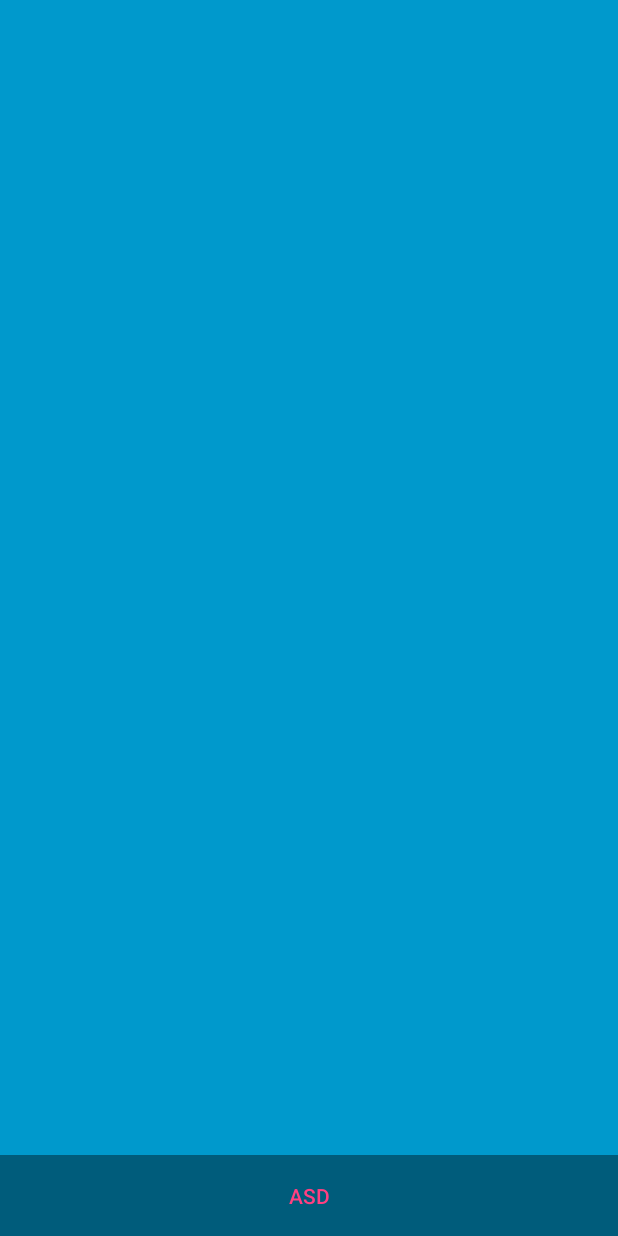
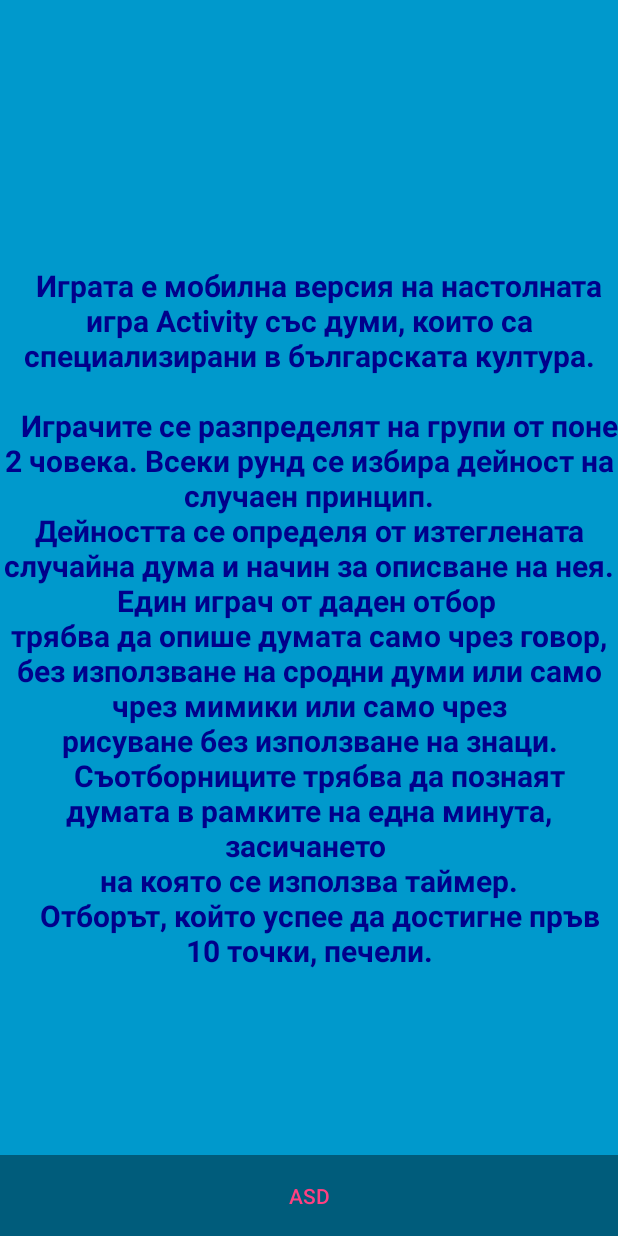
Before and after one commit to Odinex/guessBg, an Android app: the HelpAndRulesActivity screen opened directly, with no data from a screen before it, on a phone screen of 412 x 824 dp. Run offline under Robolectric (Android 15) with nearby library versions, the light colour scheme and no system bars.

Commit message:
FE: rules and asd added

```diff
--- a/app/src/main/java/com/kp/guessbg/activities/HelpAndRulesActivity.java
+++ b/app/src/main/java/com/kp/guessbg/activities/HelpAndRulesActivity.java
@@ -8,6 +8,7 @@ import android.os.Handler;
 import android.view.MotionEvent;
 import android.view.View;
 import android.widget.ImageButton;
+import android.widget.TextView;
 
 import com.kp.guessbg.R;
 
@@ -34,7 +35,7 @@ public class HelpAndRulesActivity extends AppCompatActivity {
      */
     private static final int UI_ANIMATION_DELAY = 300;
     private final Handler mHideHandler = new Handler();
-    private View mContentView;
+    private TextView mContentView;
     private final Runnable mHidePart2Runnable = new Runnable() {
         @SuppressLint("InlinedApi")
         @Override
@@ -92,7 +93,15 @@ public class HelpAndRulesActivity extends AppCompatActivity {
 
         mVisible = true;
         mContentView = findViewById(R.id.fullscreen_content);
-
+        mContentView.setText("\tИграта е мобилна версия на настолната игра Activity със думи, които са специализирани в българската култура.\n" +
+                "\n" +
+                "\tИграчите се разпределят на групи от поне 2 човека. Всеки рунд се избира дейност на случаен принцип.\n" +
+                "Дейността се определя от изтеглената случайна дума и начин за описване на нея. Един играч от даден отбор \n" +
+                "трябва да опише думата само чрез говор, без използване на сродни думи или само чрез мимики или само чрез\n" +
+                "рисуване без използване на знаци.\n" +
+                "\tСъотборниците трябва да познаят думата в рамките на една минута, засичането \n" +
+                "на която се използва таймер.\n" +
+                "\tОтборът, който успее да достигне пръв 10 точки, печели.");
 
         // Set up the user interaction to manually show or hide the system UI.
         mContentView.setOnClickListener(new View.OnClickListener() {
--- a/app/src/main/res/layout/activity_help_and_rules.xml
+++ b/app/src/main/res/layout/activity_help_and_rules.xml
@@ -13,7 +13,11 @@
         android:layout_width="match_parent"
         android:layout_height="match_parent"
         android:gravity="center"
-        android:keepScreenOn="true" />
+        android:keepScreenOn="true"
+        android:text="асд"
+        android:textColor="#00008B"
+        android:textSize="20sp"
+        android:textStyle="bold" />
 
     <!-- This FrameLayout insets its children based on system windows using
          android:fitsSystemWindows. -->
--- a/build.gradle
+++ b/build.gradle
@@ -7,7 +7,7 @@ buildscript {
         jcenter()
     }
     dependencies {
-        classpath 'com.android.tools.build:gradle:3.0.0'
+        classpath 'com.android.tools.build:gradle:3.2.0'
 
 
         // NOTE: Do not place your application dependencies here; they belong
```
Also changed, not shown: gradle/wrapper/gradle-wrapper.properties.
